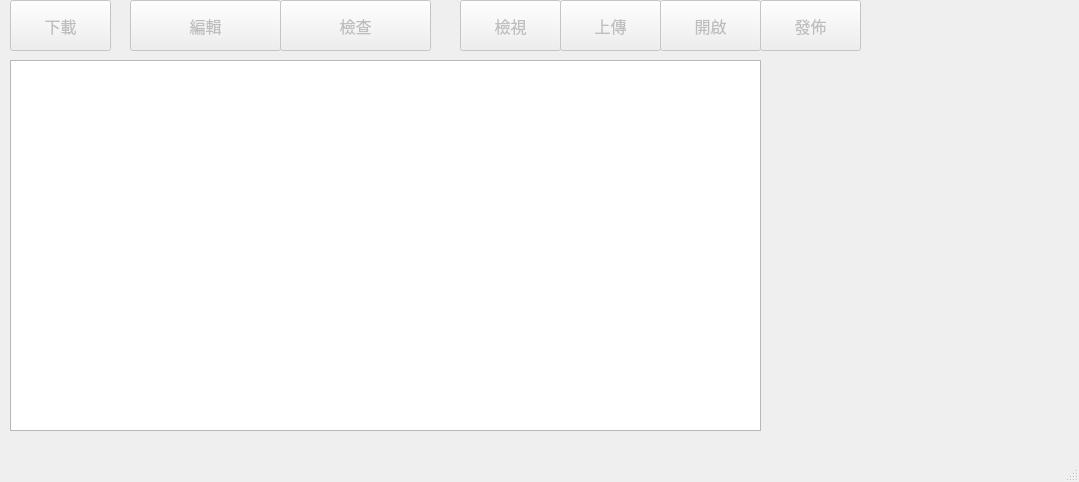
Above: gui/us01/form_us01.ui from rogers228/ispc_maintain before the change. Below: the same form after it.
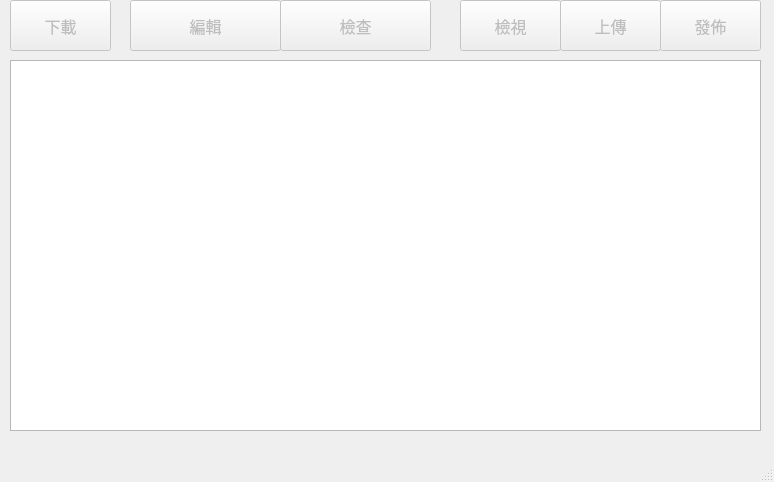
That is the form after the change.

Diff of the .ui file:
```diff
--- a/gui/us01/form_us01.ui
+++ b/gui/us01/form_us01.ui
@@ -6,7 +6,7 @@
    <rect>
     <x>0</x>
     <y>0</y>
-    <width>1079</width>
+    <width>774</width>
     <height>482</height>
    </rect>
   </property>
@@ -126,7 +126,7 @@
     </property>
     <property name="geometry">
      <rect>
-      <x>760</x>
+      <x>660</x>
       <y>0</y>
       <width>101</width>
       <height>51</height>
@@ -204,34 +204,6 @@
      <string>檢視</string>
     </property>
    </widget>
-   <widget class="QPushButton" name="pd_web_preview">
-    <property name="enabled">
-     <bool>false</bool>
-    </property>
-    <property name="geometry">
-     <rect>
-      <x>660</x>
-      <y>0</y>
-      <width>101</width>
-      <height>51</height>
-     </rect>
-    </property>
-    <property name="font">
-     <font>
-      <family>新細明體</family>
-      <pointsize>12</pointsize>
-     </font>
-    </property>
-    <property name="focusPolicy">
-     <enum>Qt::NoFocus</enum>
-    </property>
-    <property name="toolTip">
-     <string>使用瀏覽器開啟</string>
-    </property>
-    <property name="text">
-     <string>開啟</string>
-    </property>
-   </widget>
   </widget>
   <widget class="QMenuBar" name="menubar">
    <property name="geometry">
```
Left out of the diff: 4 changed lines with no effect on the pictures.
